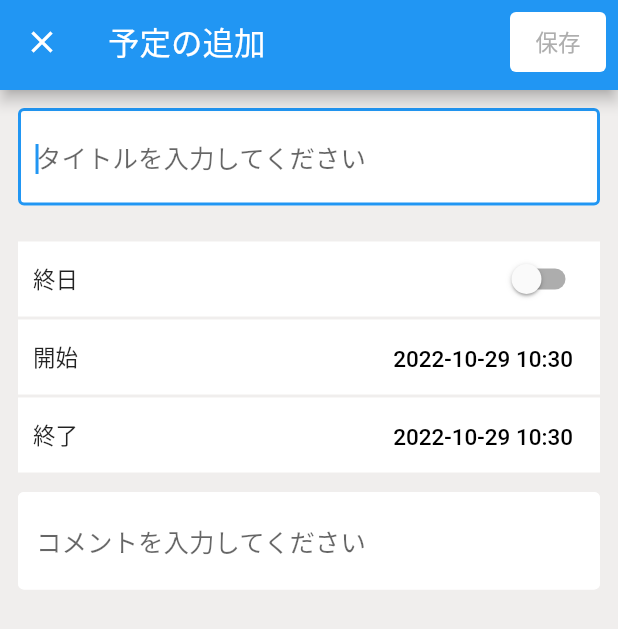
After one commit to sgaku/flutter_intern_test, a Flutter app: the AddScheduleView screen opened by its route, on a phone screen of 412 x 824 dp. The commit adds this screen. Shown: the top 629 px of the screen. Run offline on Flutter 3.47's test engine with Material 2 defaults, Android fonts, the phone set to English and light mode, and no system bars; our stand-ins replace adaptive_dialog, drift, flutter_riverpod, freezed_annotation, table_calendar; accounts and stored records are empty; generated files the repository leaves out were written again.

Commit message:
uiを共通化

```diff
--- /dev/null
+++ b/lib/common/schedule_body.dart
@@ -0,0 +1,47 @@
+import 'package:flutter/material.dart';
+
+class ScheduleBody extends StatelessWidget {
+  const ScheduleBody(
+      {Key? key,
+      required this.titleTextField,
+      required this.commentTextField,
+      required this.isAllDayConfigCell,
+      required this.startTimeConfigCell,
+      required this.endTimeConfigCell,
+      required this.removeContainer})
+      : super(key: key);
+
+  final Widget titleTextField;
+  final Widget commentTextField;
+  final Widget isAllDayConfigCell;
+  final Widget startTimeConfigCell;
+  final Widget endTimeConfigCell;
+  final Widget removeContainer;
+
+  @override
+  Widget build(BuildContext context) {
+    return Center(
+      child: Column(
+        children: [
+          titleTextField,
+          Padding(
+              padding: const EdgeInsets.only(
+                  top: 12, bottom: 1, left: 12, right: 12),
+              child: isAllDayConfigCell),
+          Padding(
+            padding: const EdgeInsets.symmetric(horizontal: 12, vertical: 1),
+            child: startTimeConfigCell,
+          ),
+          Padding(
+              padding: const EdgeInsets.symmetric(horizontal: 12, vertical: 1),
+              child: endTimeConfigCell),
+          commentTextField,
+          Padding(
+            padding: const EdgeInsets.all(12),
+            child: removeContainer,
+          )
+        ],
+      ),
+    );
+  }
+}
--- a/lib/view/schedule_add/schedule_add_view.dart
+++ b/lib/view/schedule_add/schedule_add_view.dart
@@ -7,6 +7,7 @@ import 'package:flutter_riverpod/flutter_riverpod.dart';
 import 'package:intl/intl.dart';
 import 'package:uuid/uuid.dart';
 import '../../common/schedule_app_bar.dart';
+import '../../common/schedule_body.dart';
 import '../../common/schedule_config_cell.dart';
 import 'add_event_state_notifier.dart';
 import '../../model/event_data.dart';
@@ -88,10 +89,8 @@ class AddScheduleState extends ConsumerState<AddScheduleView> {
                         Navigator.popUntil(context, ModalRoute.withName("/"));
                       },
           ),
-          body: Center(
-            child: Column(
-              children: [
-                ScheduleTextField(
+          body: ScheduleBody(
+            titleTextField: ScheduleTextField(
                 initialValue: "",
                 hintText: 'タイトルを入力してください',
                 onChanged: (text) {
@@ -100,10 +99,7 @@ class AddScheduleState extends ConsumerState<AddScheduleView> {
                   });
                 },
                 maxLine: 1),
-                Padding(
-                    padding: const EdgeInsets.only(
-                        top: 12, bottom: 1, left: 12, right: 12),
-                    child: ScheduleConfigCell(
+            isAllDayConfigCell: ScheduleConfigCell(
                 leading: const Text("終日"),
                 trailing: Switch(
                     value: isAllDay,
@@ -111,15 +107,11 @@ class AddScheduleState extends ConsumerState<AddScheduleView> {
                       setState(() {
                         isAllDay = value;
                       });
-                            }))),
-                Padding(
-                  padding:
-                      const EdgeInsets.symmetric(horizontal: 12, vertical: 1),
-                  child: ScheduleConfigCell(
+                    })),
+            startTimeConfigCell: ScheduleConfigCell(
                 leading: const Text("開始"),
                 trailing: TextButton(
-                        style:
-                            TextButton.styleFrom(foregroundColor: Colors.black),
+                  style: TextButton.styleFrom(foregroundColor: Colors.black),
                   child: Text(
 
                       ///終日だったら日付のみ、そうでなければ日付と時間を表示
@@ -129,8 +121,7 @@ class AddScheduleState extends ConsumerState<AddScheduleView> {
                   onPressed: () {
                     int initialMinute = startTime.minute;
                     if (initialMinute % 15 != 0) {
-                            initialMinute =
-                                initialMinute - initialMinute % 15 + 15;
+                      initialMinute = initialMinute - initialMinute % 15 + 15;
                     }
                     _showCupertinoPicker(
                       CupertinoDatePicker(
@@ -157,15 +148,10 @@ class AddScheduleState extends ConsumerState<AddScheduleView> {
                     );
                   },
                 )),
-                ),
-                Padding(
-                    padding:
-                        const EdgeInsets.symmetric(horizontal: 12, vertical: 1),
-                    child: ScheduleConfigCell(
+            endTimeConfigCell: ScheduleConfigCell(
                 leading: const Text("終了"),
                 trailing: TextButton(
-                          style: TextButton.styleFrom(
-                              foregroundColor: Colors.black),
+                  style: TextButton.styleFrom(foregroundColor: Colors.black),
                   child: Text(
 
                       ///終日だったら日付のみ、そうでなければ日付と時間を表示
@@ -175,18 +161,13 @@ class AddScheduleState extends ConsumerState<AddScheduleView> {
                   onPressed: () {
                     int initialMinute = endTime.minute;
                     if (initialMinute % 15 != 0) {
-                              initialMinute =
-                                  initialMinute - initialMinute % 15 + 15;
+                      initialMinute = initialMinute - initialMinute % 15 + 15;
                     }
                     _showCupertinoPicker(
                       CupertinoDatePicker(
                         minuteInterval: 15,
-                                initialDateTime: DateTime(
-                                    endTime.year,
-                                    endTime.month,
-                                    endTime.day,
-                                    endTime.hour,
-                                    (initialMinute)),
+                        initialDateTime: DateTime(endTime.year, endTime.month,
+                            endTime.day, endTime.hour, (initialMinute)),
                         mode:
 
                             ///終日だったら日付のみ、そうでなければ日付と時間を表示
@@ -202,8 +183,8 @@ class AddScheduleState extends ConsumerState<AddScheduleView> {
                       ),
                     );
                   },
-                        ))),
-                ScheduleTextField(
+                )),
+            commentTextField: ScheduleTextField(
                 initialValue: "",
                 hintText: 'コメントを入力してください',
                 onChanged: (text) {
@@ -211,9 +192,8 @@ class AddScheduleState extends ConsumerState<AddScheduleView> {
                     comment = text;
                   });
                 },
-                    maxLine: null)
-              ],
-            ),
+                maxLine: null),
+            removeContainer: Container(),
           ),
         ),
       ),
```
Also changed, not shown: lib/common/schedule_app_bar.dart (+4 -4 lines), lib/view/schedule_edit/schedule_edit_view.dart (+36 -64 lines). Lines whose indentation alone changed are shown as unchanged.
